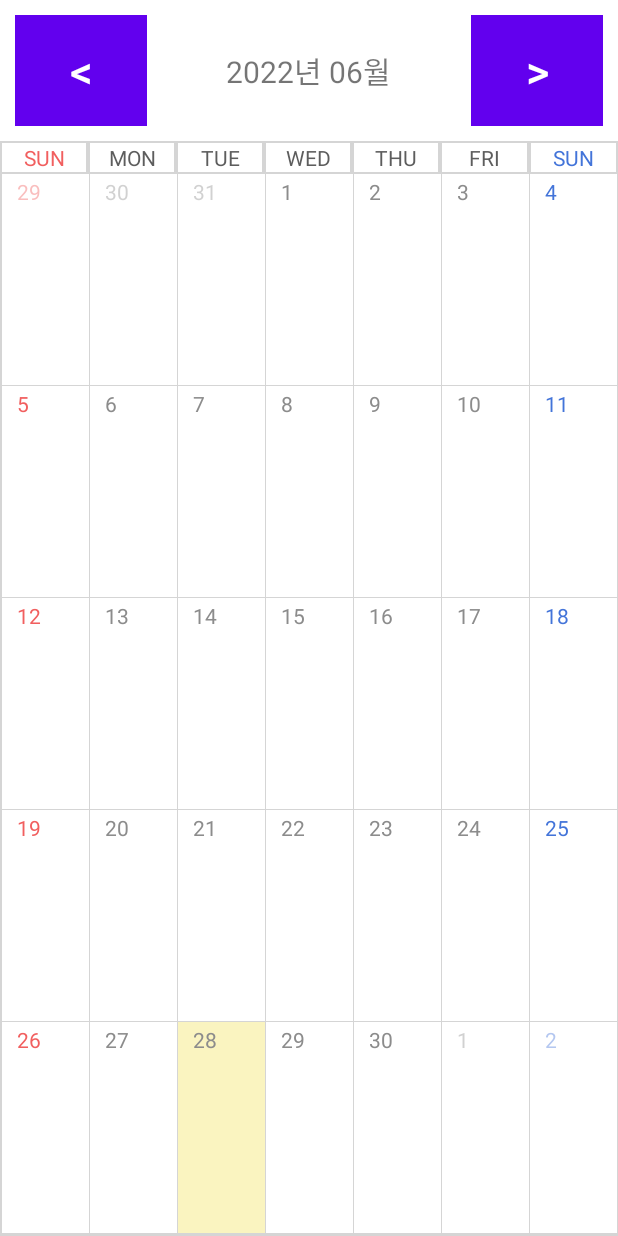
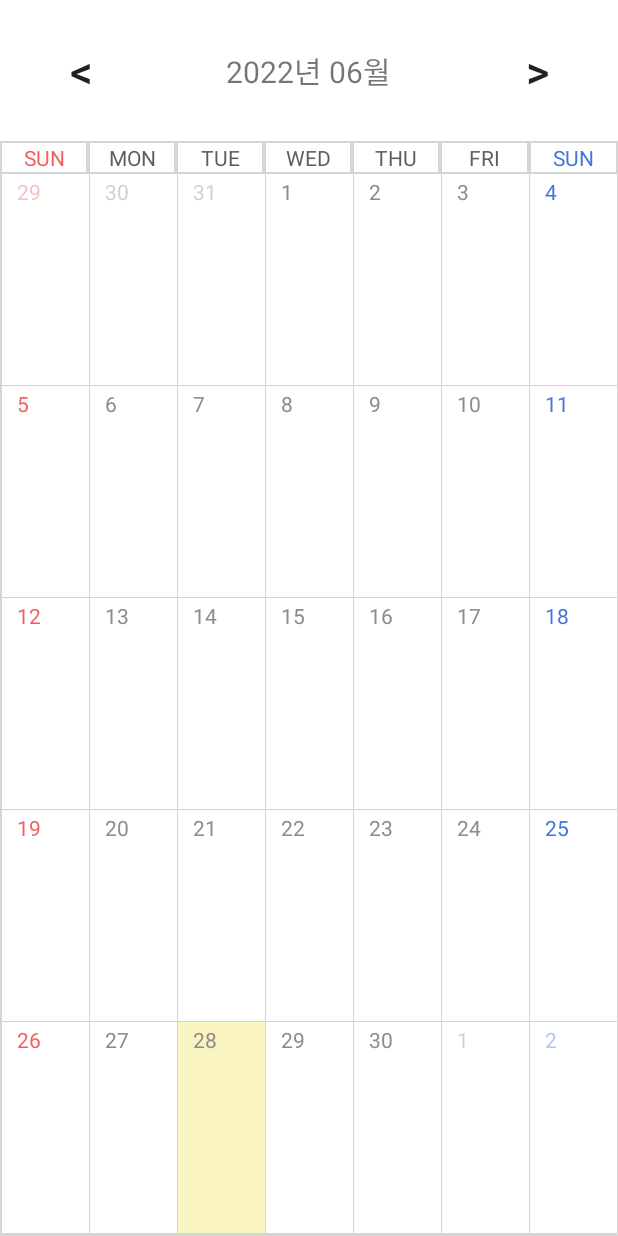
Before and after one commit to millennium-diary/PictureDiary, an Android app: the CalendarActivity screen opened directly, with no data from a screen before it, on a phone screen of 412 x 824 dp. Run offline under Robolectric (Android 15) with nearby library versions, the phone set to English and light mode, and no system bars; our stand-ins replace Firebase (no records; nobody signed in at launch, a user with empty details on screens opened directly).

Commit message:
UI 디자인

```diff
--- a/app/src/main/res/layout/activity_calendar.xml
+++ b/app/src/main/res/layout/activity_calendar.xml
@@ -22,9 +22,9 @@
             android:text="0000년 00월"
             android:textSize="20sp" />
 
-        <Button
+        <android.widget.Button
+            android:id="@+id/prevButton"
             style="@style/Widget.AppCompat.Button.Borderless"
-            android:id="@+id/prevButton"
             android:layout_width="wrap_content"
             android:layout_height="match_parent"
             android:layout_alignParentStart="true"
@@ -34,9 +34,9 @@
             android:text="&lt;"
             android:textSize="30dp" />
 
-        <Button
+        <android.widget.Button
+            android:id="@+id/nextButton"
             style="@style/Widget.AppCompat.Button.Borderless"
-            android:id="@+id/nextButton"
             android:layout_width="wrap_content"
             android:layout_height="match_parent"
             android:layout_alignParentEnd="true"
```
